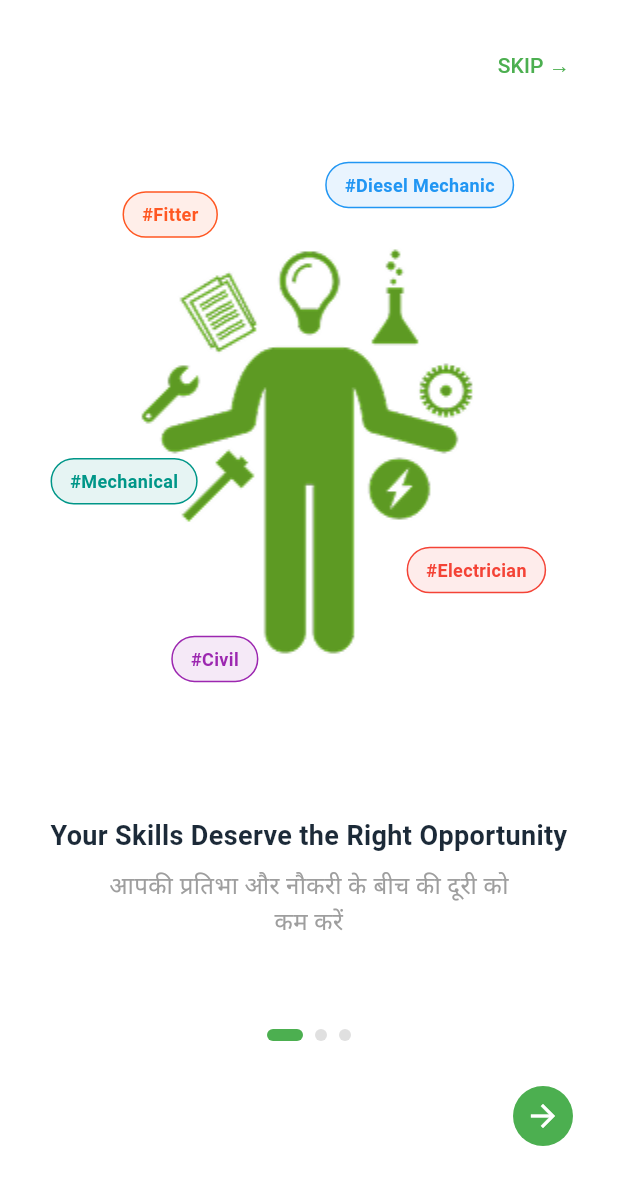
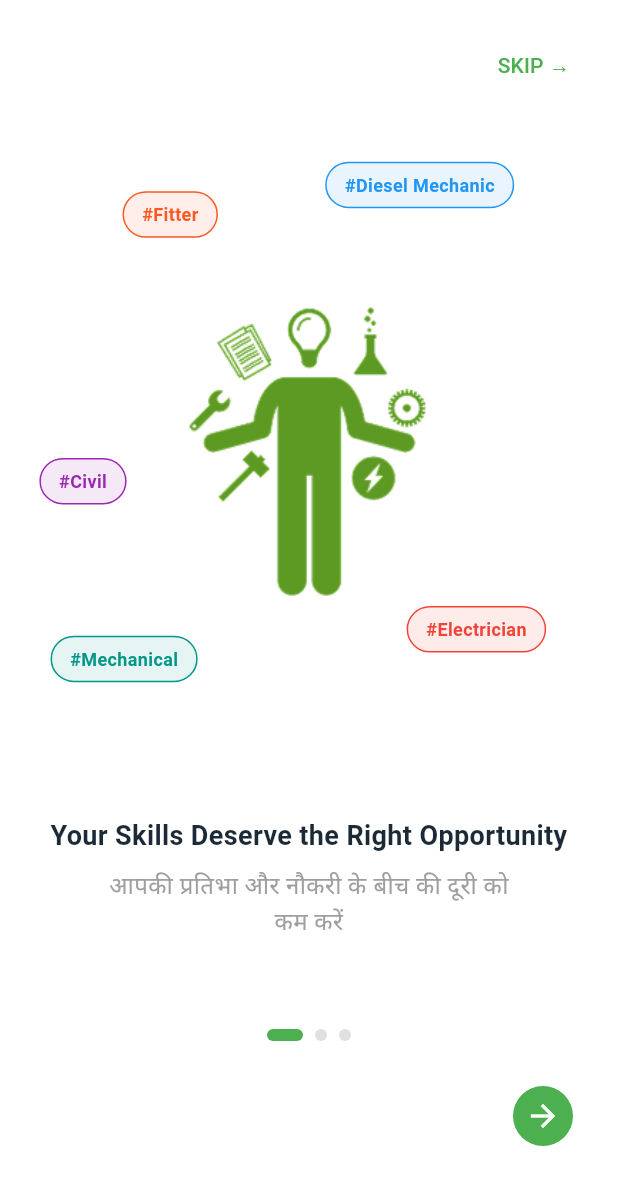
Before and after one commit to Poojadhameja/jobsahi-studentapp, a Flutter app: the screen it shows after launch, on a phone screen of 412 x 824 dp. Shown: the top 1185 px of the screen. Run offline on Flutter 3.47's test engine with Material 3 defaults, Android fonts, the phone set to English and light mode, and no system bars.

Commit message:
onboarding change

```diff
--- a/lib/auth/onboarding.dart
+++ b/lib/auth/onboarding.dart
@@ -24,10 +24,10 @@ class _OnboardingScreenState extends State<OnboardingScreen> {
       title: 'Your Skills Deserve the Right Opportunity',
       subtitle: 'आपकी प्रतिभा और नौकरी के बीच की दूरी को\nकम करें',
       tags: [
-        OnboardingTag('#Civil', Colors.purple, 0.3, 0.85),
+        OnboardingTag('#Civil', Colors.purple, 0.02, 0.55),
         OnboardingTag('#Diesel Mechanic', Colors.blue, 0.8, 0.05),
-        OnboardingTag('#Mechanical', Colors.teal, 0.05, 0.55),
-        OnboardingTag('#Electrician', Colors.red, 0.9, 0.7),
+        OnboardingTag('#Mechanical', Colors.teal, 0.05, 0.85),
+        OnboardingTag('#Electrician', Colors.red, 0.9, 0.8),
         OnboardingTag('#Fitter', Colors.deepOrange, 0.2, 0.1),
       ],
     ),
@@ -36,11 +36,11 @@ class _OnboardingScreenState extends State<OnboardingScreen> {
       title: 'Built for Graduates, Backed by Industry',
       subtitle: 'जब आसानियाँ के साथ करियर की शुरुआत\nकरें',
       tags: [
-        OnboardingTag('#Civil', Colors.purple, 0.3, 0.85),
-        OnboardingTag('#Diesel Mechanic', Colors.blue, 0.8, 0.05),
-        OnboardingTag('#Electrician', Colors.red, 0.9, 0.7),
-        OnboardingTag('#Mining', Colors.orange, 0.6, 0.15),
-        OnboardingTag('#Mechanical', Colors.teal, 0.05, 0.55),
+        OnboardingTag('#Civil', Colors.purple, 0.9, 0.85),
+        OnboardingTag('#Diesel Mechanic', Colors.blue, 0.1, 0.15),
+        OnboardingTag('#Electrician', Colors.red, 0.05, 0.85),
+        OnboardingTag('#Mining', Colors.orange, 0.9, 0.30),
+        OnboardingTag('#Mechanical', Colors.teal, 0.8, 0.05),
       ],
     ),
     OnboardingData(
@@ -48,11 +48,11 @@ class _OnboardingScreenState extends State<OnboardingScreen> {
       title: 'Smarter Job Matching. Better Results.',
       subtitle: 'जब बार-बार खोजने की जरूरत नहीं, नौकरियाँ खुद\nआपको खोजेंगी',
       tags: [
-        OnboardingTag('#Civil', Colors.purple, 0.3, 0.85),
-        OnboardingTag('#Electrical', Colors.blue, 0.8, 0.05),
-        OnboardingTag('#Electrician', Colors.red, 0.9, 0.7),
-        OnboardingTag('#CODA', Colors.orange, 0.6, 0.15),
-        OnboardingTag('#Mechanical', Colors.teal, 0.05, 0.55),
+        OnboardingTag('#Civil', Colors.purple, 0.2, 0.1),
+        OnboardingTag('#Electrical', Colors.blue, 0.9, 0.90),
+        OnboardingTag('#Electrician', Colors.red, 0.9, 0.15),
+        OnboardingTag('#COPA', Colors.orange, 0.9, 0.6),
+        OnboardingTag('#Mechanical', Colors.teal, 0.05, 0.90),
       ],
     ),
   ];
@@ -165,7 +165,7 @@ class _OnboardingScreenState extends State<OnboardingScreen> {
                 // Main image
                 Image.asset(
                   data.image,
-                  height: 280,
+                  height: 200 ,
                   fit: BoxFit.contain,
                 ),
                 // Floating tags
@@ -251,7 +251,7 @@ class _OnboardingScreenState extends State<OnboardingScreen> {
                   onTap: _previousPage,
                   child: const CircleAvatar(
                     radius: 20,
-                    backgroundColor: Colors.grey,
+                    backgroundColor: Colors.green,
                     child: Icon(Icons.arrow_back, color: Colors.white),
                   ),
                 ),
```
